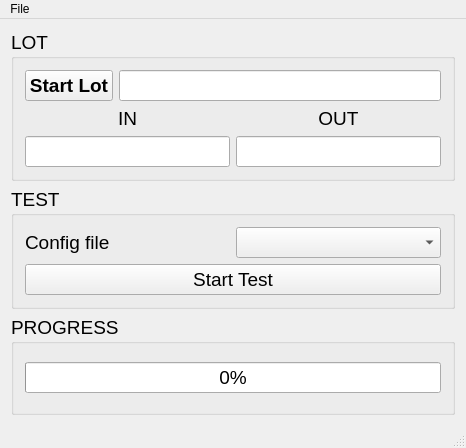
Old version of the form mainwindow.ui in the repository IgorTabachnik/SPIK_Control.
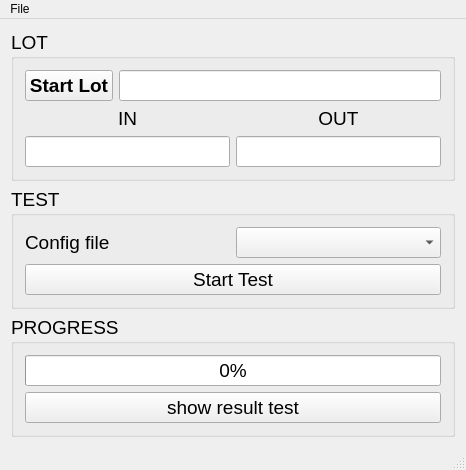
New version of the form.

```diff
--- a/mainwindow.ui
+++ b/mainwindow.ui
@@ -159,6 +159,13 @@
          </property>
         </widget>
        </item>
+       <item row="1" column="0">
+        <widget class="QPushButton" name="bShowResult">
+         <property name="text">
+          <string>show result test</string>
+         </property>
+        </widget>
+       </item>
       </layout>
      </widget>
     </item>
```
